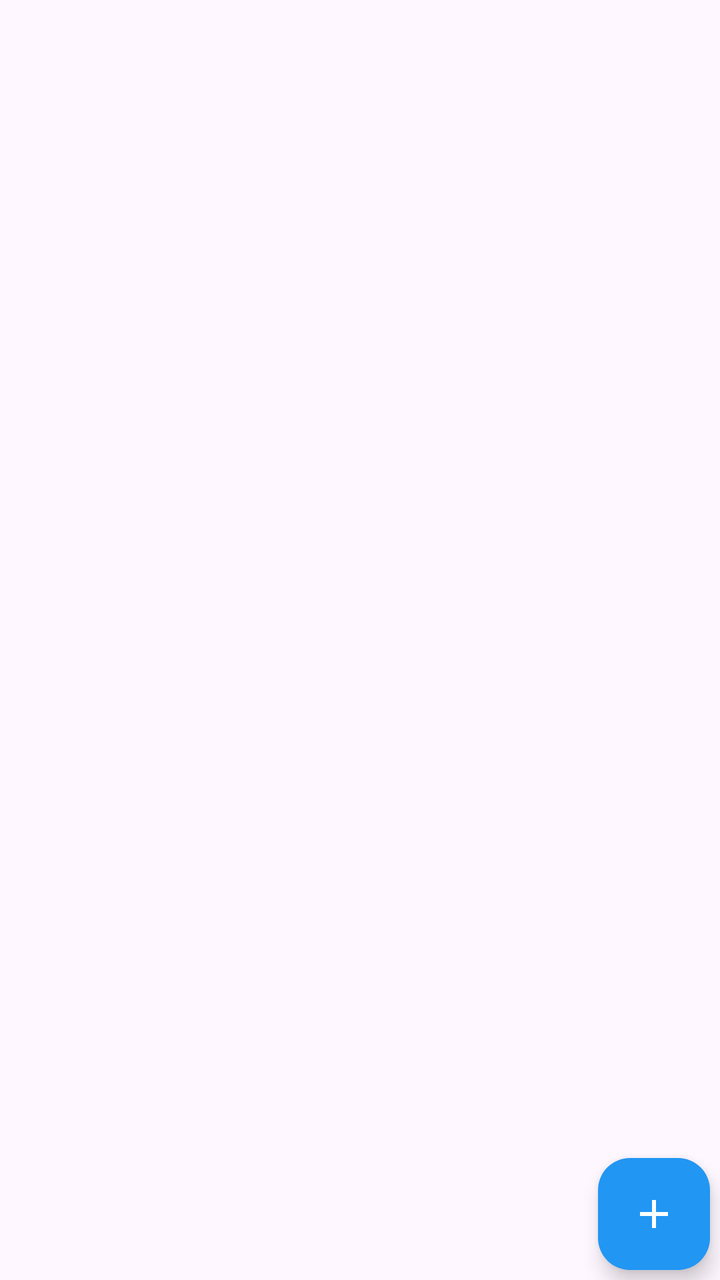
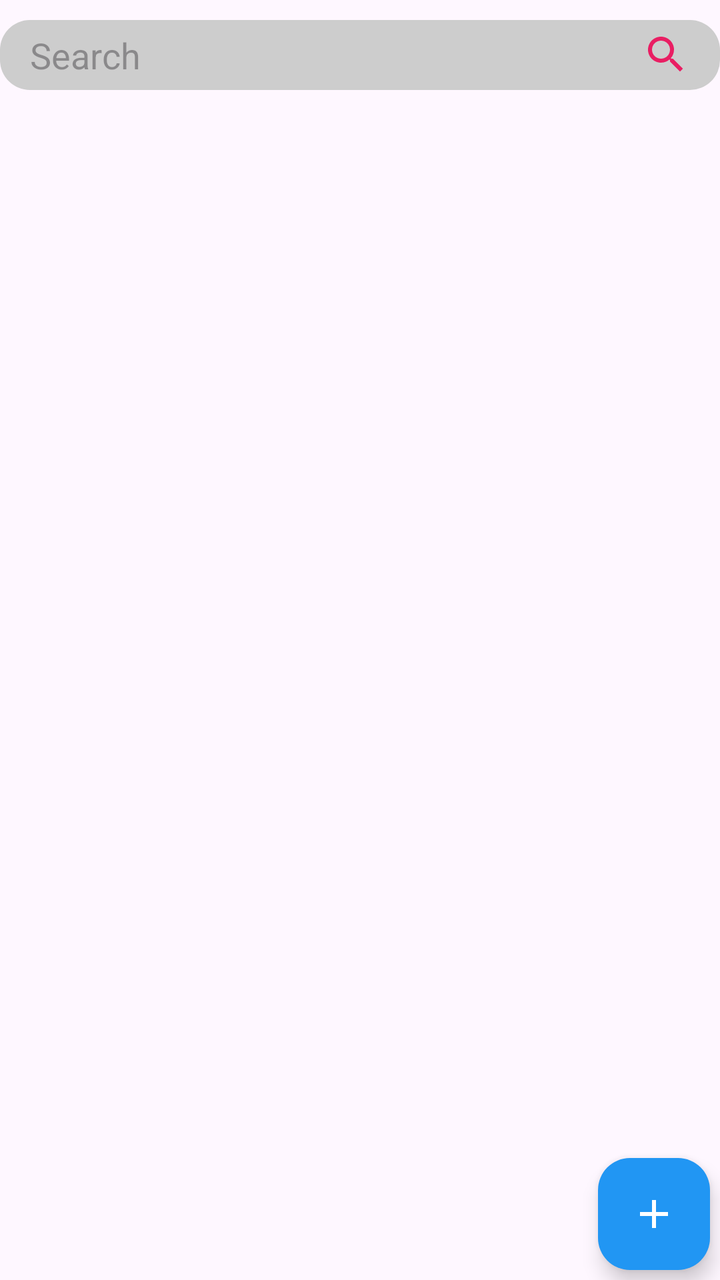

An Android layout rendered at two revisions. The XML below is the earlier revision; the diff shows what the commit changed to produce the second picture.
<!-- AndroidManifest.xml: application theme Theme.AppBeritaTRPL3D -->
<!-- res/layout/activity_article.xml -->
<?xml version="1.0" encoding="utf-8"?>
<RelativeLayout xmlns:android="http://schemas.android.com/apk/res/android"
    xmlns:app="http://schemas.android.com/apk/res-auto"
    xmlns:tools="http://schemas.android.com/tools"
    android:id="@+id/main"
    android:layout_width="match_parent"
    android:layout_height="match_parent"
    tools:context=".pages.article.ArticleActivity">

    <androidx.recyclerview.widget.RecyclerView
        android:id="@+id/rvArticle"
        android:layout_width="match_parent"
        android:layout_height="match_parent"
        app:layoutManager="androidx.recyclerview.widget.LinearLayoutManager"
        tools:listitem="@layout/article_layout" />

    <ProgressBar
        android:id="@+id/pbArticle"
        android:layout_width="wrap_content"
        android:layout_height="wrap_content"
        android:layout_centerInParent="true"
        android:visibility="gone" />

    <LinearLayout
        android:id="@+id/lnErrorArticle"
        android:layout_width="wrap_content"
        android:layout_height="wrap_content"
        android:layout_centerInParent="true"
        android:gravity="center"
        android:visibility="gone"
        android:orientation="vertical">

        <ImageView
            android:id="@+id/ivError"
            android:layout_width="wrap_content"
            android:layout_height="wrap_content"
            android:src="@drawable/img_error" />

        <TextView
            android:id="@+id/tvError"
            android:layout_width="wrap_content"
            android:layout_height="wrap_content"
            android:text="Lost Connection"
            android:textColor="#F44336"
            android:textSize="24sp"

            />


    </LinearLayout>

    <com.google.android.material.floatingactionbutton.FloatingActionButton
        android:layout_width="wrap_content"
        android:layout_height="wrap_content"
        android:id="@+id/fabTambah"
        android:src="@drawable/ic_tambah"
        android:backgroundTint="#2196F3"
        android:layout_alignParentBottom="true"
        android:layout_alignParentEnd="true"
        android:layout_margin="5dp"
        app:tint="#fff"
        />

</RelativeLayout>
<!-- res/layout/article_layout.xml (included above) -->
<?xml version="1.0" encoding="utf-8"?>
<androidx.cardview.widget.CardView xmlns:android="http://schemas.android.com/apk/res/android"
    xmlns:app="http://schemas.android.com/apk/res-auto"
    android:layout_width="match_parent"
    android:layout_height="wrap_content"
    android:layout_margin="5dp"
    app:cardCornerRadius="14dp">

    <RelativeLayout
        android:layout_width="match_parent"
        android:layout_height="wrap_content">

        <ImageView
            android:id="@+id/ivArticle"
            android:layout_width="180dp"
            android:layout_height="180dp"
            android:scaleType="centerCrop"
            android:src="@drawable/img_article" />

        <LinearLayout
            android:layout_width="match_parent"
            android:layout_height="wrap_content"
            android:layout_margin="10dp"
            android:id="@+id/lnArticle"
            android:layout_toEndOf="@id/ivArticle"
            android:orientation="vertical">

            <TextView
                android:id="@+id/tvJudul"
                android:layout_width="wrap_content"
                android:layout_height="wrap_content"
                android:ellipsize="end"
                android:maxLines="2"
                android:text="Judul"
                android:textSize="15sp"
                android:textStyle="bold" />

            <TextView
                android:id="@+id/tvTanggal"
                android:layout_width="wrap_content"
                android:layout_height="wrap_content"
                android:layout_gravity="end"
                android:layout_marginTop="10dp"
                android:maxLines="1"
                android:text="Tanggal"
                android:textColor="#2196F3"
                android:textSize="15sp" />

            <androidx.appcompat.widget.AppCompatRatingBar
                android:id="@+id/rbArticle"
                style="@style/Widget.AppCompat.RatingBar.Small"
                android:layout_width="wrap_content"
                android:layout_height="wrap_content"
                android:layout_marginTop="10dp"
                android:progressTint="#FFEB3B"
                android:rating="1" />

            <LinearLayout
                android:layout_width="wrap_content"
                android:layout_height="wrap_content"
                android:orientation="horizontal">

                <ImageView
                    android:id="@+id/ivPenulis"
                    android:layout_width="wrap_content"
                    android:layout_height="wrap_content"
                    android:src="@drawable/ic_person"
                    app:tint="#000" />

                <TextView
                    android:id="@+id/tvPenulis"
                    android:layout_width="wrap_content"
                    android:layout_height="wrap_content"
                    android:layout_marginStart="10dp"
                    android:text="Penulis" />

            </LinearLayout>

        </LinearLayout>

        <LinearLayout
            android:layout_width="wrap_content"
            android:layout_height="wrap_content"
            android:orientation="horizontal"
            android:layout_alignBottom="@id/ivArticle"
            android:layout_alignParentEnd="true"
            android:layout_below="@id/lnArticle"
            >
            <Button
                android:layout_width="wrap_content"
                android:layout_height="wrap_content"
                android:text="Edit"
                android:id="@+id/btnEdit"
                />
            <Button
                android:layout_width="wrap_content"
                android:layout_height="wrap_content"
                android:text="Delete"
                android:id="@+id/btnDelete"
                android:backgroundTint="#F44336"
                />

        </LinearLayout>


    </RelativeLayout>

</androidx.cardview.widget.CardView>
<!-- resources referenced by this layout -->
<resources>
  <!-- drawable ic_person (drawable) -->
  <vector xmlns:android="http://schemas.android.com/apk/res/android"
      android:width="24dp"
      android:height="24dp"
      android:viewportWidth="960"
      android:viewportHeight="960">
    <path
        android:pathData="M367,433q-47,-47 -47,-113t47,-113q47,-47 113,-47t113,47q47,47 47,113t-47,113q-47,47 -113,47t-113,-47ZM160,800v-112q0,-34 17.5,-62.5T224,582q62,-31 126,-46.5T480,520q66,0 130,15.5T736,582q29,15 46.5,43.5T800,688v112L160,800ZM240,720h480v-32q0,-11 -5.5,-20T700,654q-54,-27 -109,-40.5T480,600q-56,0 -111,13.5T260,654q-9,5 -14.5,14t-5.5,20v32ZM536.5,376.5Q560,353 560,320t-23.5,-56.5Q513,240 480,240t-56.5,23.5Q400,287 400,320t23.5,56.5Q447,400 480,400t56.5,-23.5ZM480,320ZM480,720Z"
        android:fillColor="#000000"/>
  </vector>
  <!-- drawable ic_tambah (drawable) -->
  <vector xmlns:android="http://schemas.android.com/apk/res/android"
      android:width="24dp"
      android:height="24dp"
      android:viewportWidth="960"
      android:viewportHeight="960">
    <path
        android:pathData="M440,520L200,520v-80h240v-240h80v240h240v80L520,520v240h-80v-240Z"
        android:fillColor="#fff"/>
  </vector>
  <!-- drawable img_article: webp bitmap (drawable, 19736 bytes) -->
  <!-- drawable img_error: png bitmap (drawable, 2052 bytes) -->
  <style name="Theme.AppBeritaTRPL3D" parent="Base.Theme.AppBeritaTRPL3D" />
  <style name="Base.Theme.AppBeritaTRPL3D" parent="Theme.Material3.DayNight.NoActionBar">
          
          
      </style>
</resources>

<!-- the commit's change to res/layout/activity_article.xml (unified diff, before → after) -->
@@ -7,12 +7,29 @@
     android:layout_height="match_parent"
     tools:context=".pages.article.ArticleActivity">
 
+    <EditText
+        android:layout_width="match_parent"
+        android:layout_height="35dp"
+        android:hint="Search"
+        android:drawableEnd="@drawable/ic_search"
+        android:background="@drawable/style_edit_text"
+        android:drawablePadding="5dp"
+        android:paddingStart="15dp"
+        android:paddingEnd="15dp"
+        android:id="@+id/etSearch"
+        android:drawableTint="#E91E63"
+        android:layout_marginTop="10dp"
+        android:layout_marginBottom="10dp"
+        />
+
     <androidx.recyclerview.widget.RecyclerView
         android:id="@+id/rvArticle"
         android:layout_width="match_parent"
         android:layout_height="match_parent"
         app:layoutManager="androidx.recyclerview.widget.LinearLayoutManager"
-        tools:listitem="@layout/article_layout" />
+        tools:listitem="@layout/article_layout"
+        android:layout_below="@id/etSearch"
+        />
 
     <ProgressBar
         android:id="@+id/pbArticle"
@@ -20,6 +37,15 @@
         android:layout_height="wrap_content"
         android:layout_centerInParent="true"
         android:visibility="gone" />
+
+    <ImageView
+        android:layout_width="wrap_content"
+        android:layout_height="wrap_content"
+        android:src="@drawable/img_not_found"
+        android:layout_centerInParent="true"
+        android:visibility="gone"
+        android:id="@+id/ivNotFound"
+        />
 
     <LinearLayout
         android:id="@+id/lnErrorArticle"
<!-- resource entries referenced after the edit -->
@@ -9,6 +9,12 @@
     <path
         android:pathData="M367,433q-47,-47 -47,-113t47,-113q47,-47 113,-47t113,47q47,47 47,113t-47,113q-47,47 -113,47t-113,-47ZM160,800v-112q0,-34 17.5,-62.5T224,582q62,-31 126,-46.5T480,520q66,0 130,15.5T736,582q29,15 46.5,43.5T800,688v112L160,800ZM240,720h480v-32q0,-11 -5.5,-20T700,654q-54,-27 -109,-40.5T480,600q-56,0 -111,13.5T260,654q-9,5 -14.5,14t-5.5,20v32ZM536.5,376.5Q560,353 560,320t-23.5,-56.5Q513,240 480,240t-56.5,23.5Q400,287 400,320t23.5,56.5Q447,400 480,400t56.5,-23.5ZM480,320ZM480,720Z"
         android:fillColor="#000000"/>
+  </vector>
+  <!-- drawable ic_search (drawable) -->
+  <vector xmlns:android="http://schemas.android.com/apk/res/android" android:height="24dp" android:tint="#CA0000" android:viewportHeight="24" android:viewportWidth="24" android:width="24dp">
+        
+      <path android:fillColor="@android:color/white" android:pathData="M15.5,14h-0.79l-0.28,-0.27C15.41,12.59 16,11.11 16,9.5 16,5.91 13.09,3 9.5,3S3,5.91 3,9.5 5.91,16 9.5,16c1.61,0 3.09,-0.59 4.23,-1.57l0.27,0.28v0.79l5,4.99L20.49,19l-4.99,-5zM9.5,14C7.01,14 5,11.99 5,9.5S7.01,5 9.5,5 14,7.01 14,9.5 11.99,14 9.5,14z"/>
+      
   </vector>
   <!-- drawable ic_tambah (drawable) -->
   <vector xmlns:android="http://schemas.android.com/apk/res/android"
@@ -22,6 +28,14 @@
   </vector>
   <!-- drawable img_article: webp bitmap (drawable, 19736 bytes) -->
   <!-- drawable img_error: png bitmap (drawable, 2052 bytes) -->
+  <!-- drawable img_not_found: png bitmap (drawable, 156079 bytes) -->
+  <!-- drawable style_edit_text (drawable) -->
+  <?xml version="1.0" encoding="utf-8"?>
+  <shape xmlns:android="http://schemas.android.com/apk/res/android">
+  
+      <corners android:radius="15dp"/>
+      <solid android:color="#CDCDCD"/>
+  </shape>
   <style name="Theme.AppBeritaTRPL3D" parent="Base.Theme.AppBeritaTRPL3D" />
   <style name="Base.Theme.AppBeritaTRPL3D" parent="Theme.Material3.DayNight.NoActionBar">
           
